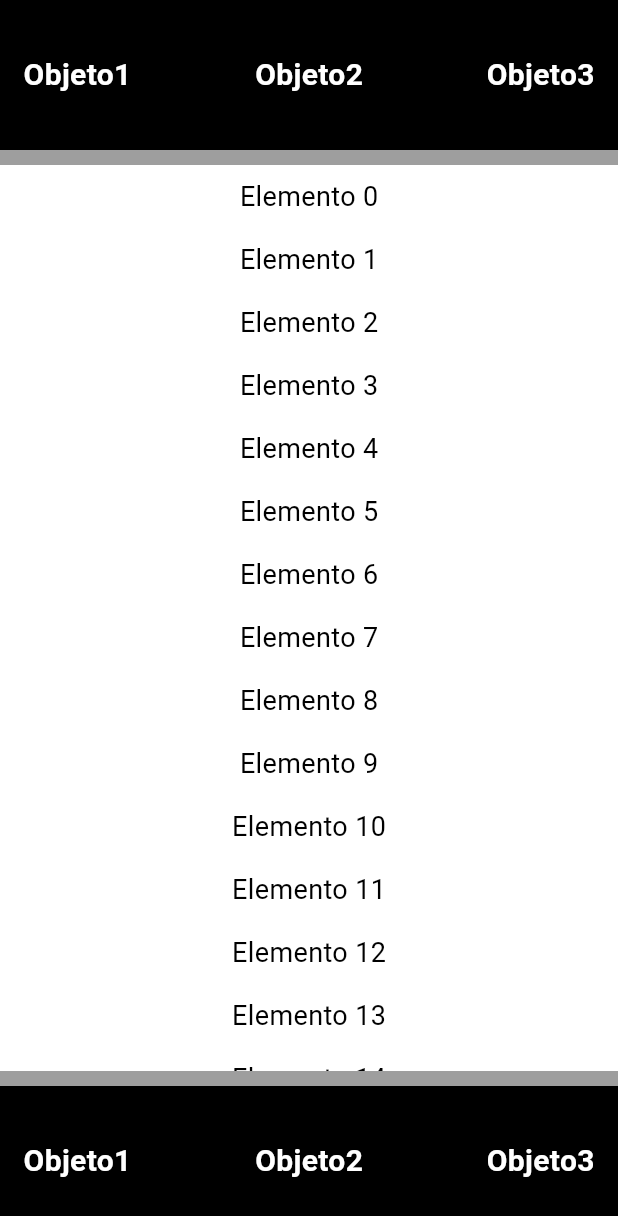
After one commit to KurixDeCuatrocuernos/ProyectoComentarJuegos, a Flutter app: the HomePage screen opened by its route, on a phone screen of 412 x 824 dp. The commit adds this screen. Shown: the top 1216 px of the screen. Run offline on Flutter 3.47's test engine with Material 3 defaults, Android fonts, the phone set to English and light mode, and no system bars; our stand-ins replace cloud_firestore, firebase_auth, firebase_core, flutter_svg, get, google_sign_in; accounts and stored records are empty; generated files the repository leaves out were written again.

Commit message:
Created the HomePage
Created home page and its configuration (routes and widgets/components)

```diff
--- /dev/null
+++ b/lib/components/Header.dart
@@ -0,0 +1,47 @@
+
+import 'package:flutter/material.dart';
+
+class Header extends StatelessWidget{
+  Header({super.key});
+
+  @override
+  Widget build(BuildContext context) {
+    return Container(
+      width: double.infinity,
+      height: 100,
+      color: Colors.black,
+      child: Row(
+        mainAxisSize: MainAxisSize.min,
+        mainAxisAlignment: MainAxisAlignment.spaceAround,
+        children: [
+          Text(
+            "Objeto1",
+            style: TextStyle(
+              color: Colors.white,
+              fontWeight: FontWeight.bold,
+              fontSize: 20,
+            ),
+          ),
+          SizedBox(width: 20),
+          Text(
+            "Objeto2",
+            style: TextStyle(
+              color: Colors.white,
+              fontWeight: FontWeight.bold,
+              fontSize: 20,
+            ),
+          ),
+          SizedBox(width: 20),
+          Text(
+            "Objeto3",
+            style: TextStyle(
+              color: Colors.white,
+              fontWeight: FontWeight.bold,
+              fontSize: 20,
+            ),
+          ),
+        ],
+      ),
+    );
+  }
+}
--- /dev/null
+++ b/lib/components/ToolBar.dart
@@ -0,0 +1,47 @@
+
+import 'package:flutter/material.dart';
+
+class ToolBar extends StatelessWidget{
+  ToolBar({super.key});
+
+  @override
+  Widget build(BuildContext context) {
+    return Container(
+      width: double.infinity,
+      height: 100,
+      color: Colors.black,
+      child: Row(
+        mainAxisSize: MainAxisSize.min,
+        mainAxisAlignment: MainAxisAlignment.spaceAround,
+        children: [
+          Text(
+            "Objeto1",
+            style: TextStyle(
+              color: Colors.white,
+              fontWeight: FontWeight.bold,
+              fontSize: 20,
+            ),
+          ),
+          SizedBox(width: 20),
+          Text(
+            "Objeto2",
+            style: TextStyle(
+              color: Colors.white,
+              fontWeight: FontWeight.bold,
+              fontSize: 20,
+            ),
+          ),
+          SizedBox(width: 20),
+          Text(
+            "Objeto3",
+            style: TextStyle(
+              color: Colors.white,
+              fontWeight: FontWeight.bold,
+              fontSize: 20,
+            ),
+          ),
+        ],
+      ),
+    );
+  }
+}
--- a/lib/main.dart
+++ b/lib/main.dart
@@ -1,9 +1,18 @@
+import 'package:firebase_core/firebase_core.dart';
 import 'package:flutter/material.dart';
+import 'package:game_box/firebase_options.dart';
 import 'package:game_box/routes/AppPages.dart';
 import 'package:game_box/routes/AppRoutes.dart';
+import 'package:get/get.dart';
 import 'package:get/get_navigation/src/root/get_material_app.dart';
 
-void main() {
+import 'auth/structure/controllers/AuthController.dart';
+
+void main() async {
+  WidgetsFlutterBinding.ensureInitialized();
+  await Firebase.initializeApp(
+    options: DefaultFirebaseOptions.currentPlatform,
+  );
   runApp(const MyApp());
 }
 
@@ -16,7 +25,10 @@ class MyApp extends StatelessWidget {
     return GetMaterialApp(
       title: 'Flutter Demo',
       getPages: AppPages.routes,
-      initialRoute: Routes.register,
+      initialRoute: Routes.login,
+      initialBinding: BindingsBuilder((){
+        Get.put<AuthController>(AuthController());
+      }),
     );
   }
 }
--- /dev/null
+++ b/lib/pages/HomePage.dart
@@ -0,0 +1,58 @@
+
+import 'package:flutter/material.dart';
+
+import '../components/Header.dart';
+import '../components/ToolBar.dart';
+
+class HomePage extends StatelessWidget{
+  const HomePage({super.key});
+
+  @override
+  Widget build(BuildContext context) {
+    return Scaffold(
+      backgroundColor: Colors.grey,
+      bottomNavigationBar: ToolBar(),
+      body: Column(
+        crossAxisAlignment: CrossAxisAlignment.center, // Centra los objetos horizontalmente
+        children: [
+          SizedBox(
+              child: Header(),
+          ),
+          SizedBox(
+            height: 10,
+          ),
+
+          ///In this Expanded goes every section
+          Expanded(
+            child: SingleChildScrollView(
+              child: Container(
+                color: Colors.white,
+                width: double.infinity,
+                child: Column(
+                  children: List.generate(
+                    50, // Número de elementos para simular mucho contenido
+                        (index) => Padding(
+                      padding: const EdgeInsets.all(8.0),
+                      child: Text(
+                        'Elemento $index',
+                        style: TextStyle(
+                          fontSize: 18,
+                          color: Colors.black,
+                        ),
+                      ),
+                    ),
+                  ),
+                ),
+              ),
+            ),
+          ),
+
+          SizedBox(
+            height: 10,
+          ),
+        ],
+      ),
+
+    );
+  } //build
+} //HomePage
--- a/lib/routes/AppPages.dart
+++ b/lib/routes/AppPages.dart
@@ -1,4 +1,5 @@
 
+import 'package:game_box/pages/HomePage.dart';
 import 'package:game_box/pages/LoadingPage.dart';
 import 'package:get/get.dart';
 import '../pages/LoginPage.dart';
@@ -19,5 +20,9 @@ class AppPages {
         name: Routes.register,
         page: () => const RegisterPage(),
     ),
+    GetPage(
+        name: Routes.home,
+        page: () => const HomePage(),
+    ),
   ];
 }
--- a/lib/routes/AppRoutes.dart
+++ b/lib/routes/AppRoutes.dart
@@ -2,4 +2,6 @@ class Routes {
   static const loading = '/';
   static const login = '/login';
   static const register = '/register';
+  static const home = '/home';
+
 }
```
